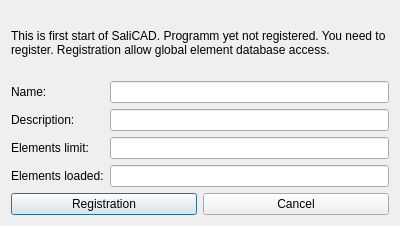
First picture: the form in windows/SdDRegistation.ui, repository usiksan/SaliCAD, before the edit.
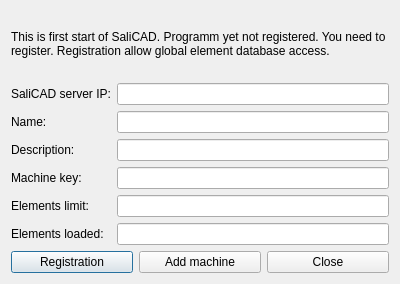
Second picture: the form after the edit.

Commit message: Continue with cadServer, begin cadClient. Creting registration.

```diff
--- a/windows/SdDRegistation.ui
+++ b/windows/SdDRegistation.ui
@@ -7,7 +7,7 @@
     <x>0</x>
     <y>0</y>
     <width>400</width>
-    <height>226</height>
+    <height>284</height>
    </rect>
   </property>
   <property name="windowTitle">
@@ -26,54 +26,74 @@
    </item>
    <item>
     <layout class="QFormLayout" name="formLayout">
-     <item row="0" column="0">
+     <item row="1" column="0">
       <widget class="QLabel" name="label_2">
        <property name="text">
         <string>Name:</string>
        </property>
       </widget>
      </item>
-     <item row="0" column="1">
+     <item row="1" column="1">
       <widget class="QLineEdit" name="mName"/>
      </item>
-     <item row="1" column="0">
+     <item row="2" column="0">
       <widget class="QLabel" name="label_3">
        <property name="text">
         <string>Description:</string>
        </property>
       </widget>
      </item>
-     <item row="1" column="1">
+     <item row="2" column="1">
       <widget class="QLineEdit" name="mDescription"/>
      </item>
-     <item row="2" column="0">
+     <item row="4" column="0">
       <widget class="QLabel" name="label_4">
        <property name="text">
         <string>Elements limit:</string>
        </property>
       </widget>
      </item>
-     <item row="3" column="0">
+     <item row="5" column="0">
       <widget class="QLabel" name="label_5">
        <property name="text">
         <string>Elements loaded:</string>
        </property>
       </widget>
      </item>
-     <item row="2" column="1">
+     <item row="4" column="1">
       <widget class="QLineEdit" name="mLimit">
        <property name="readOnly">
         <bool>true</bool>
        </property>
       </widget>
      </item>
-     <item row="3" column="1">
+     <item row="5" column="1">
       <widget class="QLineEdit" name="mLoaded">
        <property name="readOnly">
         <bool>true</bool>
        </property>
       </widget>
      </item>
+     <item row="3" column="0">
+      <widget class="QLabel" name="label_6">
+       <property name="text">
+        <string>Machine key:</string>
+       </property>
+      </widget>
+     </item>
+     <item row="3" column="1">
+      <widget class="QLineEdit" name="mMachineKey"/>
+     </item>
+     <item row="0" column="0">
+      <widget class="QLabel" name="label_7">
+       <property name="text">
+        <string>SaliCAD server IP:</string>
+       </property>
+      </widget>
+     </item>
+     <item row="0" column="1">
+      <widget class="QLineEdit" name="mServerIP"/>
+     </item>
     </layout>
    </item>
    <item>
@@ -88,7 +108,14 @@
      <item>
       <widget class="QPushButton" name="mCancel">
        <property name="text">
-        <string>Cancel</string>
+        <string>Add machine</string>
+       </property>
+      </widget>
+     </item>
+     <item>
+      <widget class="QPushButton" name="mClose">
+       <property name="text">
+        <string>Close</string>
        </property>
       </widget>
      </item>
```
Left out of the diff: 2 changed lines with no effect on the pictures. The commit also changes 13 other files.
